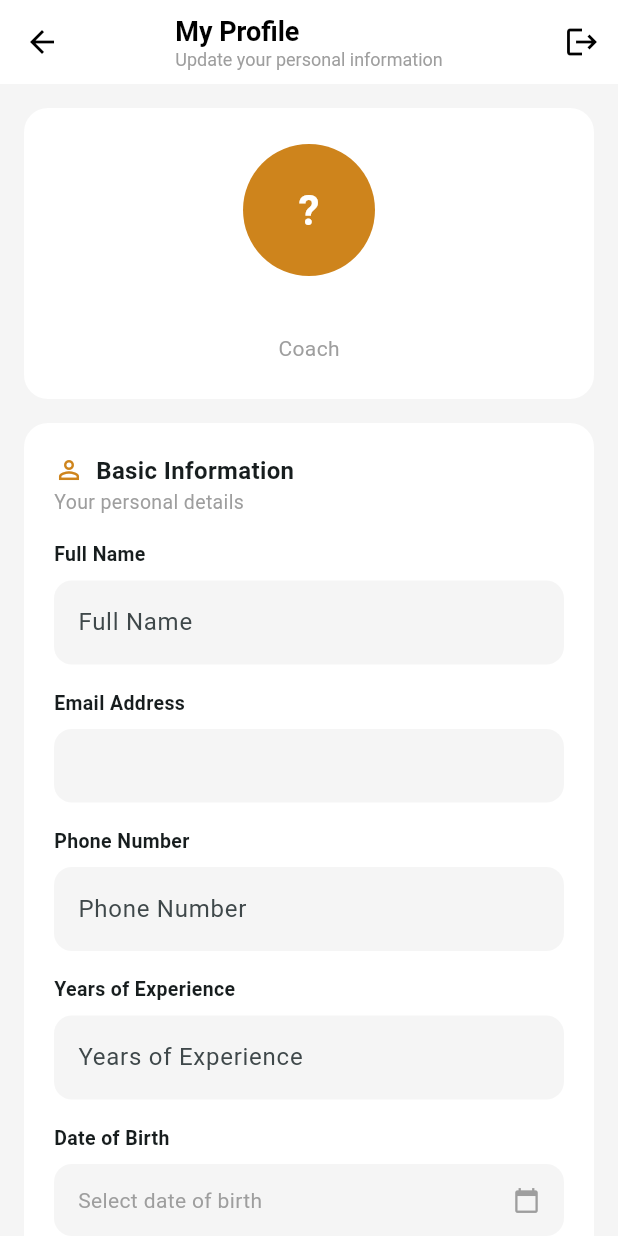
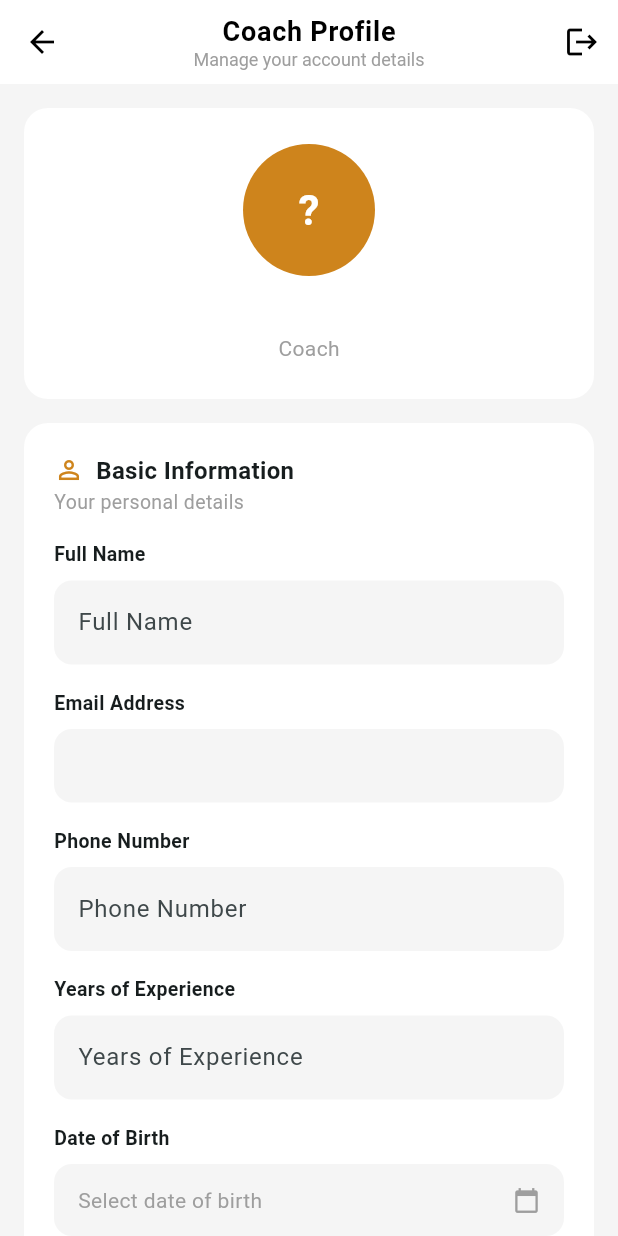
Before and after one commit to shaza2407/Titan_Gym-Mangement-Application, a Flutter app: the CoachProfileScreen screen opened directly with empty values, on a phone screen of 412 x 824 dp. Run offline on Flutter 3.47's test engine with Material 3 defaults, Android fonts, the phone set to English and light mode, and no system bars; our stand-ins replace connectivity_plus, device_info_plus, firebase_core, firebase_messaging, fl_chart, flutter_local_notifications and 3 more; missing offline and left inert: mobile_scanner, saver_gallery; accounts and stored records are empty; network calls fail.

Commit message:
UI problem solved

```diff
--- a/frontend/lib/features/admin/presentation/admin_profile.dart
+++ b/frontend/lib/features/admin/presentation/admin_profile.dart
@@ -50,18 +50,19 @@ class _AdminProfileScreenState extends State<AdminProfileScreen> {
               elevation: 0,
               automaticallyImplyLeading: false,
               title: const Column(
-                mainAxisSize: MainAxisSize.min,
-                children: [
+              mainAxisSize: MainAxisSize.min,
+              children: [
                   Text(
                     'Admin Profile',
                     style: TextStyle(
                       color: Colors.black,
                       fontSize: 18,
                       fontWeight: FontWeight.bold,
+                      letterSpacing: 0.5,
                     ),
                   ),
                   Text(
-                    'Manage your account information',
+                    'Manage your account details',
                     style: TextStyle(color: Colors.grey, fontSize: 12),
                   ),
                 ],
--- a/frontend/lib/features/coach/presentation/screens/coach_profile_screen.dart
+++ b/frontend/lib/features/coach/presentation/screens/coach_profile_screen.dart
@@ -47,18 +47,19 @@ class _CoachProfileScreenState extends State<CoachProfileScreen> {
                 },
               ),
               title: const Column(
-                crossAxisAlignment: CrossAxisAlignment.start,
+                crossAxisAlignment: CrossAxisAlignment.center,
                 children: [
                   Text(
-                    'My Profile',
+                    'Coach Profile',
                     style: TextStyle(
                       color: Colors.black,
                       fontSize: 18,
                       fontWeight: FontWeight.bold,
+                      letterSpacing: 0.5,
                     ),
                   ),
                   Text(
-                    'Update your personal information',
+                    'Manage your account details',
                     style: TextStyle(color: Colors.grey, fontSize: 12),
                   ),
                 ],
```
Also changed, not shown: frontend/lib/features/client/presentation/screens/client_profile_screen.dart (+45 -44 lines).
